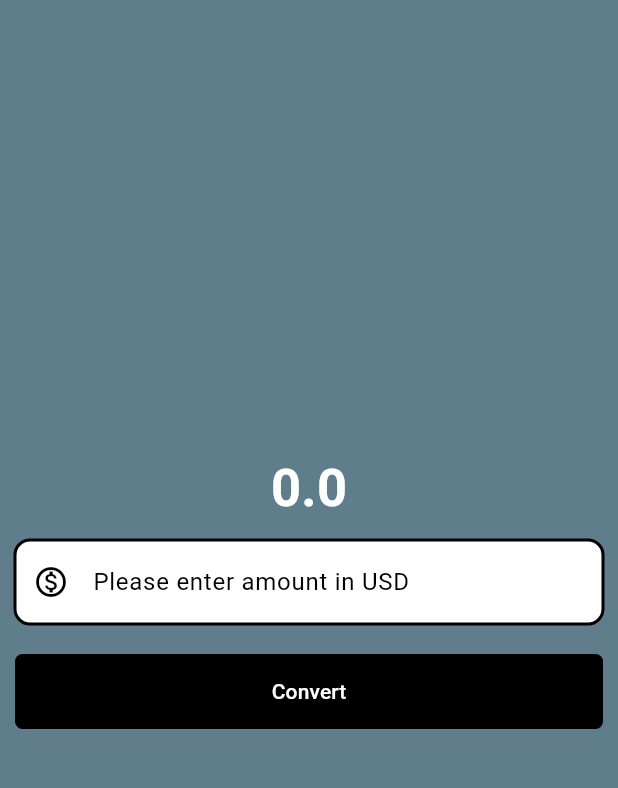
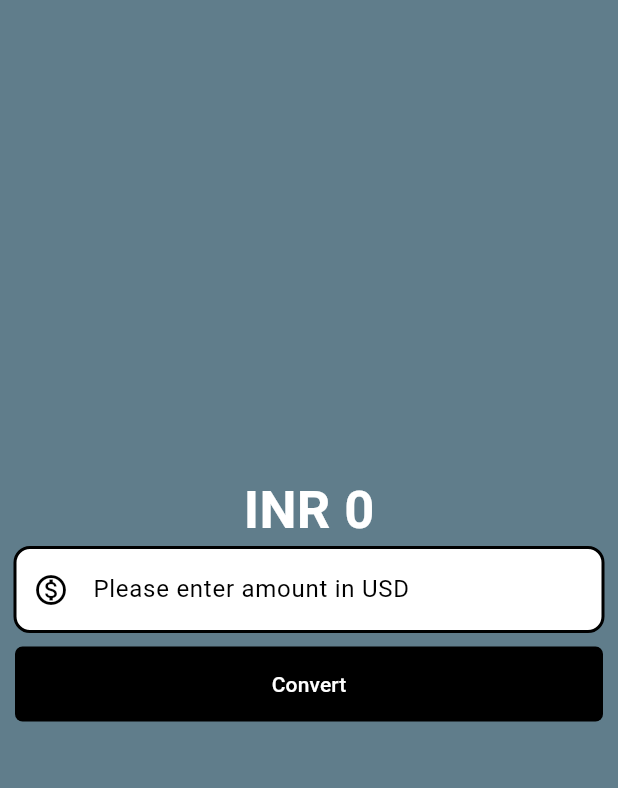
Before and after one commit to sanghaibiraj/currency_converter_dart, a Flutter app: the screen it shows after launch, on a phone screen of 412 x 824 dp, the part 63-851 px from its top. Run offline on Flutter 3.47's test engine with Material 3 defaults, Android fonts, the phone set to English and light mode, and no system bars.

Commit message:
first prototype ready

```diff
--- a/lib/currency_converter_material_page.dart
+++ b/lib/currency_converter_material_page.dart
@@ -1,12 +1,31 @@
 import 'package:flutter/material.dart';
 
-class CurrencyConverterMaterialPage extends StatelessWidget {
+class CurrencyConverterMaterialPage extends StatefulWidget {
   const CurrencyConverterMaterialPage({super.key});
 
   @override
-  Widget build(BuildContext context) {
+  State<CurrencyConverterMaterialPage> createState() =>
+      _CurrencyConverterMaterialPageState();
+}
+
+class _CurrencyConverterMaterialPageState
+    extends State<CurrencyConverterMaterialPage> {
   double result = 0;
   final TextEditingController textEditingController = TextEditingController();
+  void convert() {
+    setState(() {
+      result = double.parse(textEditingController.text) * 86.2;
+    });
+  }
+
+  @override
+  void dispose() {
+    textEditingController.dispose();
+    super.dispose();
+  }
+
+  @override
+  Widget build(BuildContext context) {
     final border = OutlineInputBorder(
       borderSide: const BorderSide(
           color: Colors.black,
@@ -27,19 +46,19 @@ class CurrencyConverterMaterialPage extends StatelessWidget {
         centerTitle: true,
       ),
       body: Center(
+        child: Padding(
+          padding: const EdgeInsets.all(10.0),
           child: Column(
             mainAxisAlignment: MainAxisAlignment.center,
             children: [
               Text(
-              result.toString(),
+                'INR ${result!=0? result.toStringAsFixed(2): result.toStringAsFixed(0)}',
                 style: TextStyle(
                     fontSize: 35,
                     fontWeight: FontWeight.bold,
                     color: Colors.white),
               ),
-            Padding(
-              padding: const EdgeInsets.all(10),
-              child: TextField(
+              TextField(
                 controller: textEditingController,
                 style: const TextStyle(
                   color: Colors.black,
@@ -60,13 +79,9 @@ class CurrencyConverterMaterialPage extends StatelessWidget {
                   decimal: true,
                 ),
               ),
-            ),
-            Padding(
-              padding: const EdgeInsets.all(10.0),
-              child: TextButton(
-                onPressed: () {
-                  result = double.parse(textEditingController.text)*86.2;
-                },
+              const SizedBox(height: 10,),
+              TextButton(
+                onPressed: convert,
                 style: TextButton.styleFrom(
                   backgroundColor: Colors.black,
                   foregroundColor: Colors.white,
@@ -77,8 +92,8 @@ class CurrencyConverterMaterialPage extends StatelessWidget {
                 ),
                 child: const Text('Convert'),
               ),
+            ],
           ),
-          ],
         ),
       ),
     );
--- a/lib/main.dart
+++ b/lib/main.dart
@@ -1,5 +1,8 @@
+import 'package:currency_converter/currency_converter_cupertino_page.dart';
 import 'package:currency_converter/currency_converter_material_page.dart';
 import 'package:flutter/material.dart';
+import 'package:flutter/cupertino.dart';
+
 
 void main() {
   runApp(const MyApp());
@@ -15,3 +18,14 @@ class MyApp extends StatelessWidget {
     );
   }
 }
+
+class MyCupertinoApp extends StatelessWidget {
+  const MyCupertinoApp({super.key});
+
+  @override
+  Widget build(BuildContext context) {
+    return const CupertinoApp(
+      home: CurrencyConverterCupertinoPage(),
+    );
+  }
+}
```
Also changed, not shown: lib/currency_converter_cupertino_page.dart (added, +75 -0 lines). Lines whose indentation alone changed are shown as unchanged.
